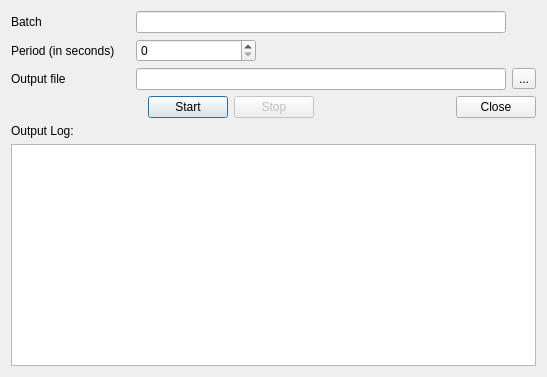
First picture: the form in forms/BatchProcessor.ui, repository elnicoCZ/qmodbus, before the edit.
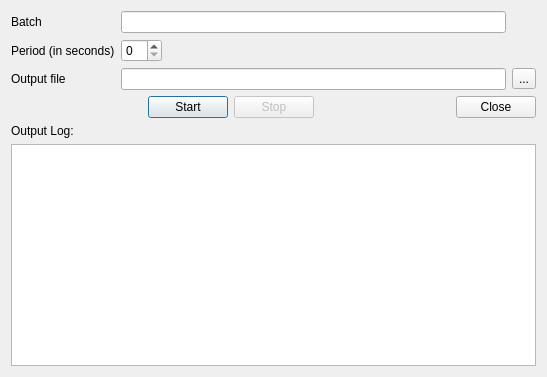
Second picture: the form after the edit.

Commit message: #422: Batch Processor timestamp changed to shorter format.

```diff
--- a/forms/BatchProcessor.ui
+++ b/forms/BatchProcessor.ui
@@ -15,7 +15,7 @@
   </property>
   <layout class="QVBoxLayout" name="verticalLayout">
    <item>
-    <layout class="QGridLayout" name="gridLayout" rowstretch="0,0,0,0">
+    <layout class="QGridLayout" name="gridLayout" columnstretch="0,1,10,0,0">
      <item row="1" column="0">
       <widget class="QLabel" name="label_3">
        <property name="text">
```
The commit also changes 1 other file.
